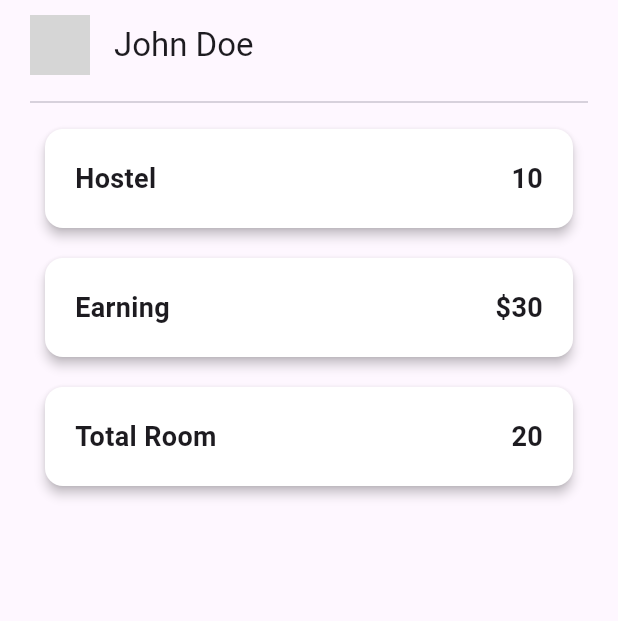
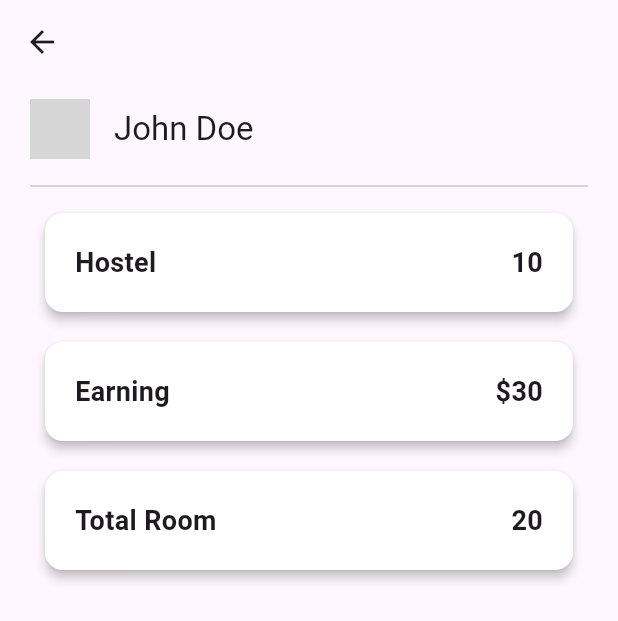
Before and after one commit to Qharny/otp_verification, a Flutter app: the ProfilePage screen opened directly, on a phone screen of 412 x 824 dp. Shown: the top 621 px of the screen. Run offline on Flutter 3.47's test engine with Material 3 defaults, Android fonts, the phone set to English and light mode, and no system bars; network calls fail; grey boxes are pictures that could not be loaded.

Commit message:
Please enter the commit message for your changes. Lines starting with '#' will be ignored, and an empty message aborts the commit.
On branch main
Your branch is up to date with 'origin/main'.

Changes to be committed:
	modified:   lib/home.dart
	modified:   lib/pages/Register.dart
	modified:   lib/pages/hostel.dart
	modified:   lib/pages/rooms.dart
	modified:   lib/profile.dart

```diff
--- a/lib/home.dart
+++ b/lib/home.dart
@@ -1,4 +1,5 @@
 import 'package:flutter/material.dart';
+import 'package:otp_screen/pages/Register.dart';
 import 'package:otp_screen/pages/hostel.dart';
 import 'package:otp_screen/pages/rooms.dart';
 import 'package:otp_screen/profile.dart';
@@ -87,7 +88,6 @@ class HomePage extends StatelessWidget {
                   context,
                   MaterialPageRoute(
                     builder: (context) => const ProfilePage(
-                        // accessToken: accessToken,
                         ),
                   ),
                 );
@@ -105,7 +105,7 @@ class HomePage extends StatelessWidget {
                 Navigator.push(
                   context,
                   MaterialPageRoute(
-                    builder: (context) => const ProfilePage(
+                    builder: (context) => const RegisterHostel(
                         // accessToken: accessToken,
                         ),
                   ),
--- a/lib/profile.dart
+++ b/lib/profile.dart
@@ -6,6 +6,14 @@ class ProfilePage extends StatelessWidget {
   @override
   Widget build(BuildContext context) {
     return Scaffold(
+      appBar: AppBar(
+        leading: IconButton(
+          icon: const Icon(Icons.arrow_back),
+          onPressed: () {
+            Navigator.of(context).pop();
+          },
+        ),
+      ),
       body: Padding(
         padding: const EdgeInsets.symmetric(horizontal: 20),
         child: Column(
@@ -21,7 +29,7 @@ class ProfilePage extends StatelessWidget {
                     padding: const EdgeInsets.all(16),
                     child: Text(
                       'John Doe',
-                      style: Theme.of(context).textTheme.headline6,
+                      style: Theme.of(context).textTheme.titleLarge,
                     ),
                   ),
                 ),
```
Also changed, not shown: lib/pages/Register.dart (+10 -1 lines), lib/pages/hostel.dart (+8 -0 lines), lib/pages/rooms.dart (+10 -1 lines).
